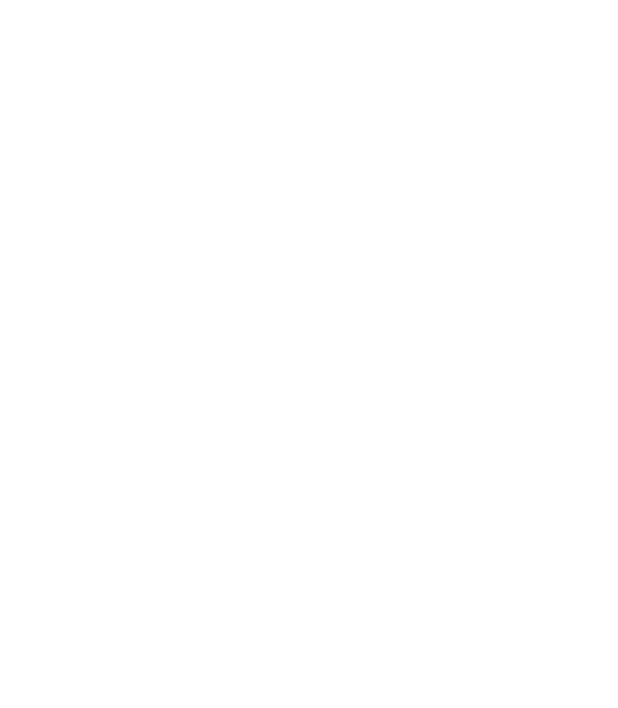
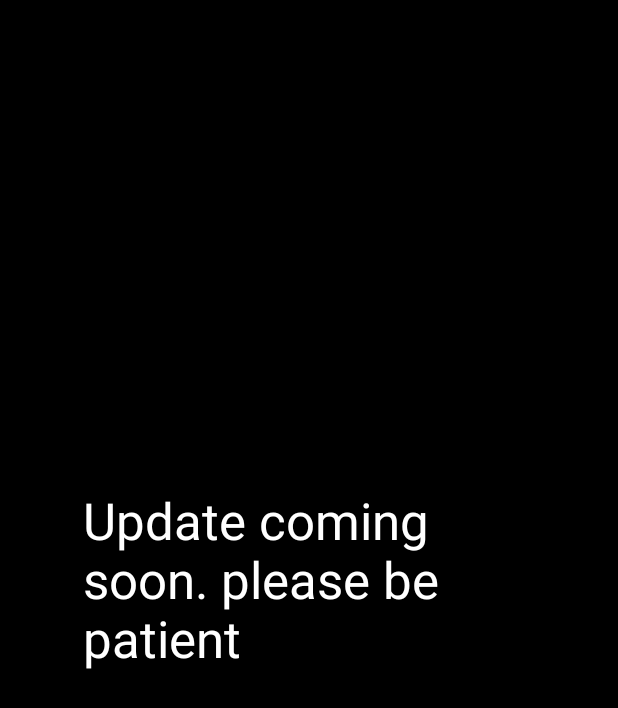
Before and after one commit to MarkVivian/KotlinMusicPlayer, an Android app: the screen it shows after launch (MainActivity), on a phone screen of 412 x 824 dp. Before the commit the part shown is empty. Shown: the top 708 px of the screen. Run offline under Robolectric (Android 15) with nearby library versions, the phone set to English and light mode, and no system bars.

Commit message:
changing status bar color

```diff
--- a/app/src/main/res/layout/activity_main.xml
+++ b/app/src/main/res/layout/activity_main.xml
@@ -1,9 +1,22 @@
 <?xml version="1.0" encoding="utf-8"?>
-<GridLayout xmlns:android="http://schemas.android.com/apk/res/android"
+<androidx.constraintlayout.widget.ConstraintLayout xmlns:android="http://schemas.android.com/apk/res/android"
     xmlns:app="http://schemas.android.com/apk/res-auto"
     xmlns:tools="http://schemas.android.com/tools"
     android:layout_width="match_parent"
     android:layout_height="match_parent"
     tools:context=".MainActivity">
 
-</GridLayout>
+    <TextView
+        android:id="@+id/textView"
+        android:layout_width="301dp"
+        android:layout_height="176dp"
+        android:layout_row="0"
+        android:layout_column="0"
+        android:text="Update coming soon. please be patient"
+        android:textColor="@color/white"
+        android:textSize="34sp"
+        app:layout_constraintBottom_toBottomOf="parent"
+        app:layout_constraintEnd_toEndOf="parent"
+        app:layout_constraintStart_toStartOf="parent"
+        app:layout_constraintTop_toTopOf="parent" />
+</androidx.constraintlayout.widget.ConstraintLayout>
--- a/app/src/main/res/values-night/themes.xml
+++ b/app/src/main/res/values-night/themes.xml
@@ -2,15 +2,16 @@
     <!-- Base application theme. -->
     <style name="Theme.PlayMe" parent="Theme.MaterialComponents.DayNight.NoActionBar">
         <!-- Primary brand color. -->
-        <item name="colorPrimary">@color/purple_200</item>
-        <item name="colorPrimaryVariant">@color/purple_700</item>
-        <item name="colorOnPrimary">@color/black</item>
+        <item name="colorPrimary">@color/Light_Black</item>
+        <item name="colorPrimaryVariant">@color/Dark_Black</item>
+        <item name="colorOnPrimary">@color/lighter_Black</item>
         <!-- Secondary brand color. -->
         <item name="colorSecondary">@color/teal_200</item>
         <item name="colorSecondaryVariant">@color/teal_200</item>
-        <item name="colorOnSecondary">@color/black</item>
+        <item name="colorOnSecondary">@color/Dark_Black</item>
         <!-- Status bar color. -->
-        <item name="android:statusBarColor">?attr/colorPrimaryVariant</item>
+        <item name="android:statusBarColor">?attr/colorOnPrimary</item>
+        <item name="android:background">?attr/colorPrimaryVariant</item>
         <!-- Customize your theme here. -->
     </style>
 </resources>
--- a/app/src/main/res/values/colors.xml
+++ b/app/src/main/res/values/colors.xml
@@ -1,10 +1,10 @@
 <?xml version="1.0" encoding="utf-8"?>
 <resources>
-    <color name="purple_200">#FFBB86FC</color>
+    <color name="Light_Black">#98000000</color>
+    <color name="Dark_Black">#CC000000</color>
+    <color name="lighter_Black">#67000000</color>
     <color name="purple_500">#FF6200EE</color>
-    <color name="purple_700">#FF3700B3</color>
     <color name="teal_200">#FF03DAC5</color>
     <color name="teal_700">#FF018786</color>
-    <color name="black">#FF000000</color>
     <color name="white">#FFFFFFFF</color>
 </resources>
--- a/app/src/main/res/values/themes.xml
+++ b/app/src/main/res/values/themes.xml
@@ -2,15 +2,16 @@
     <!-- Base application theme. -->
     <style name="Theme.PlayMe" parent="Theme.MaterialComponents.DayNight.NoActionBar">
         <!-- Primary brand color. -->
-        <item name="colorPrimary">@color/purple_500</item>
-        <item name="colorPrimaryVariant">@color/purple_700</item>
-        <item name="colorOnPrimary">@color/white</item>
+        <item name="colorPrimary">@color/Light_Black</item>
+        <item name="colorPrimaryVariant">@color/Dark_Black</item>
+        <item name="colorOnPrimary">@color/lighter_Black</item>
         <!-- Secondary brand color. -->
         <item name="colorSecondary">@color/teal_200</item>
         <item name="colorSecondaryVariant">@color/teal_700</item>
-        <item name="colorOnSecondary">@color/black</item>
+        <item name="colorOnSecondary">@color/Dark_Black</item>
         <!-- Status bar color. -->
-        <item name="android:statusBarColor">?attr/colorPrimaryVariant</item>
+        <item name="android:statusBarColor">?attr/colorOnPrimary</item>
+        <item name="android:background">?attr/colorPrimaryVariant</item>
         <!-- Customize your theme here. -->
     </style>
 </resources>
```
